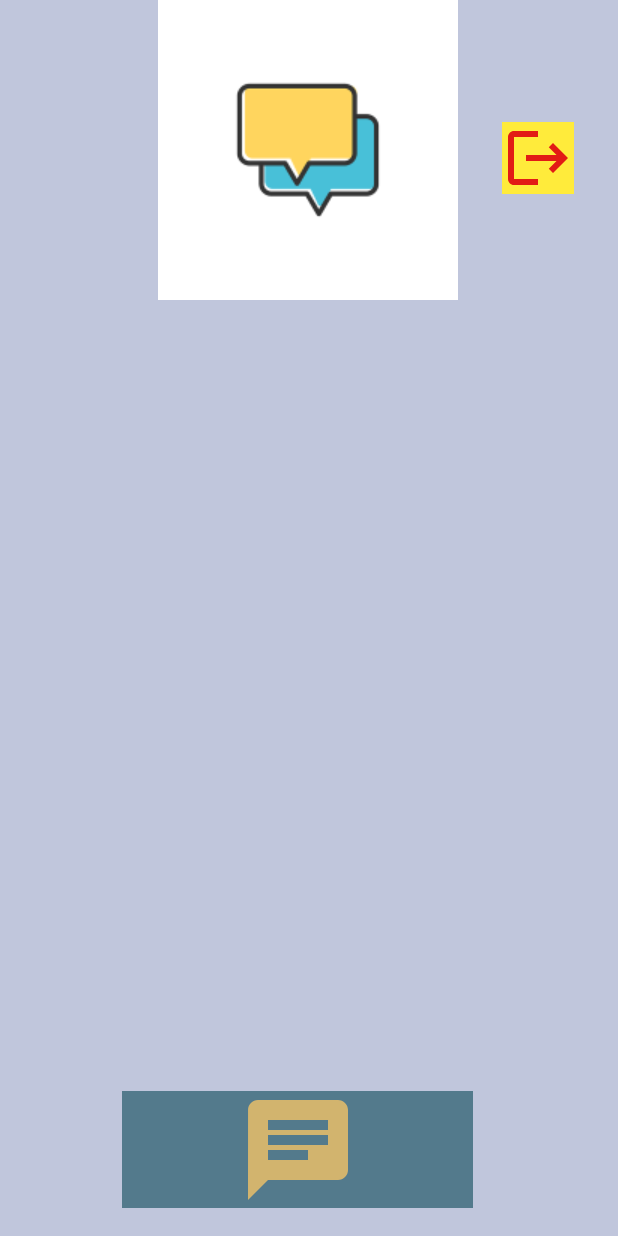
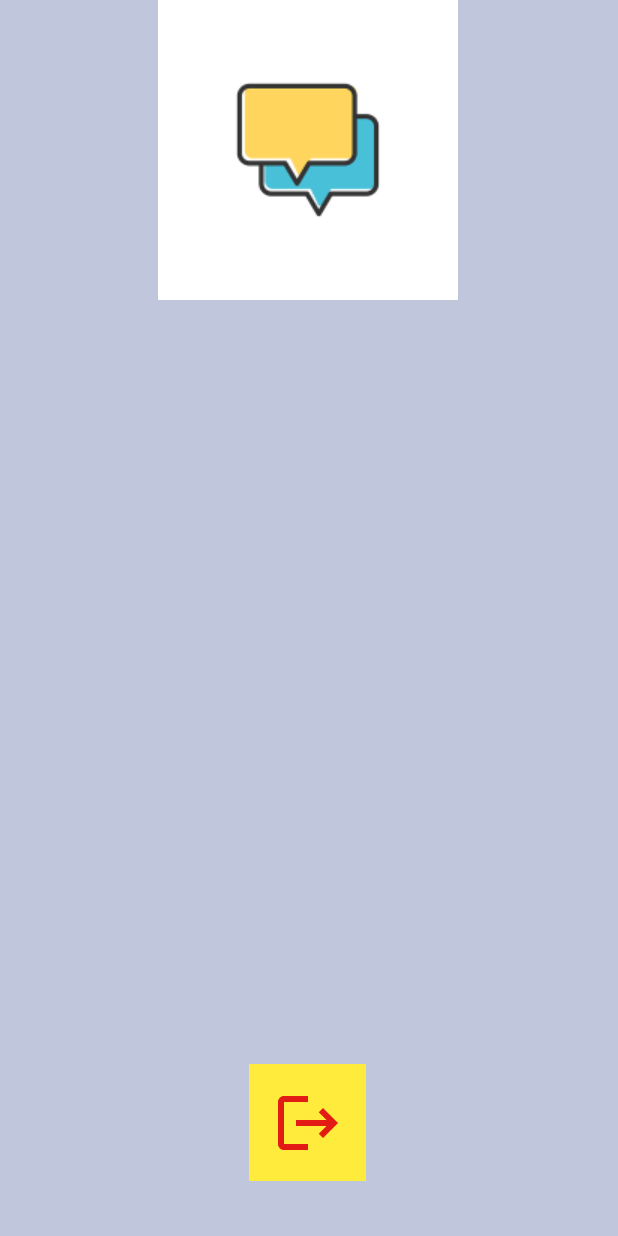
Before and after one commit to ParoniumIsotop137/Chatinger, an Android app: the MainActivity screen opened directly, with no data from a screen before it, on a phone screen of 412 x 824 dp. Run offline under Robolectric (Android 15) with nearby library versions, the phone set to English and light mode, and no system bars; our stand-ins replace Firebase (no records; nobody signed in at launch, a user with empty details on screens opened directly), sdp/ssp sizes; Roboto replaces fonts that are not available here.

Commit message:
v0.8.2
Módosítások a main nézetben

```diff
--- a/app/src/main/java/com/ferenc/chatinger/ChatView.java
+++ b/app/src/main/java/com/ferenc/chatinger/ChatView.java
@@ -89,7 +89,7 @@ public class ChatView extends AppCompatActivity {
                     MessageModell mdlMessages = item.getValue(MessageModell.class);
                     messageList.add(mdlMessages);
                 }
-                Log.d("MessageListSize", String.valueOf(messageList.size())); // Fügen Sie diesen Log hinzu
+
                 adapter.notifyDataSetChanged();
             }
 
--- a/app/src/main/res/layout/activity_chat_view.xml
+++ b/app/src/main/res/layout/activity_chat_view.xml
@@ -17,7 +17,7 @@
 
         <TextView
             android:id="@+id/userNameChv"
-            android:layout_width="match_parent"
+            android:layout_width="wrap_content"
             android:layout_height="wrap_content"
             android:layout_margin="@dimen/_10sdp"
             android:fontFamily="@font/autour_one"
@@ -25,6 +25,8 @@
             android:text="User Name"
             android:textColor="#FFC107"
             android:textSize="20sp" />
+
+
     </LinearLayout>
 
     <androidx.recyclerview.widget.RecyclerView
--- a/app/src/main/res/layout/activity_main.xml
+++ b/app/src/main/res/layout/activity_main.xml
@@ -37,31 +37,17 @@
         app:layout_constraintVertical_bias="0.649" />
 
     <ImageButton
-        android:id="@+id/btnStartChat"
-        style="@android:style/Widget.ImageButton"
-        android:layout_width="@dimen/_180sdp"
+        android:id="@+id/btnLogout"
+        android:layout_width="@dimen/_60sdp"
         android:layout_height="@dimen/_60sdp"
-        android:background="#537A8C"
-        app:layout_constraintBottom_toBottomOf="parent"
-        app:layout_constraintEnd_toEndOf="parent"
-        app:layout_constraintHorizontal_bias="0.458"
-        app:layout_constraintStart_toStartOf="parent"
-        app:layout_constraintTop_toTopOf="parent"
-        app:layout_constraintVertical_bias="0.975"
-        app:srcCompat="@drawable/start_chat" />
-
-    <ImageButton
-        android:id="@+id/btnLogout"
-        android:layout_width="wrap_content"
-        android:layout_height="wrap_content"
         android:background="#FFEB3B"
         android:tooltipText="Ausloggen"
         app:layout_constraintBottom_toBottomOf="parent"
         app:layout_constraintEnd_toEndOf="parent"
-        app:layout_constraintHorizontal_bias="0.92"
+        app:layout_constraintHorizontal_bias="0.498"
         app:layout_constraintStart_toStartOf="parent"
         app:layout_constraintTop_toTopOf="parent"
-        app:layout_constraintVertical_bias="0.105"
+        app:layout_constraintVertical_bias="0.951"
         app:srcCompat="@drawable/logout" />
 
 </androidx.constraintlayout.widget.ConstraintLayout>
--- a/app/src/main/res/layout/partner_layout.xml
+++ b/app/src/main/res/layout/partner_layout.xml
@@ -8,7 +8,7 @@
         android:layout_width="wrap_content"
         android:layout_height="wrap_content"
         android:layout_centerVertical="true"
-        android:layout_marginStart="@dimen/_1sdp"
+        android:layout_marginStart="@dimen/_50sdp"
         android:layout_marginTop="@dimen/_5sdp"
         android:layout_marginEnd="@dimen/_5sdp"
         android:layout_marginBottom="@dimen/_5sdp"
@@ -18,7 +18,7 @@
         android:text="Nachricht"
         android:textColor="@color/black"
         android:textStyle="bold"
-        android:layout_marginLeft="@dimen/_1sdp"
+        android:layout_marginLeft="@dimen/_5sdp"
         android:layout_marginRight="@dimen/_5sdp" />
 
 </RelativeLayout>
--- a/app/src/main/res/layout/user_item.xml
+++ b/app/src/main/res/layout/user_item.xml
@@ -3,7 +3,7 @@
     xmlns:app="http://schemas.android.com/apk/res-auto"
     xmlns:tools="http://schemas.android.com/tools"
     android:layout_width="match_parent"
-    android:background="@color/common_google_signin_btn_text_light_pressed"
+    android:background="@drawable/user_item_border"
     android:layout_height="@dimen/_60sdp"
     >
 
```
Also changed, not shown: app/src/main/res/drawable/user_item_border.xml (added, +21 -0 lines).
